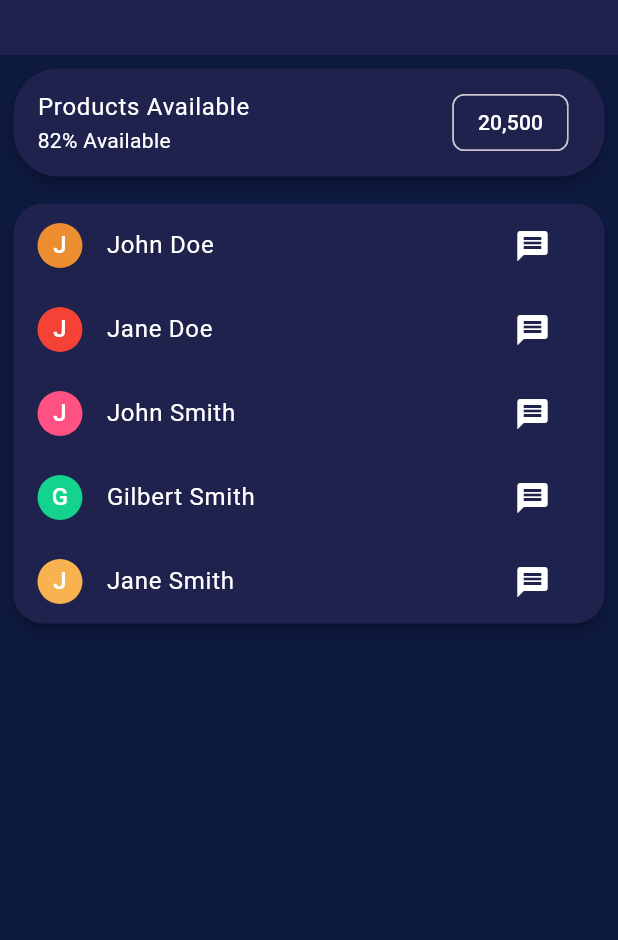
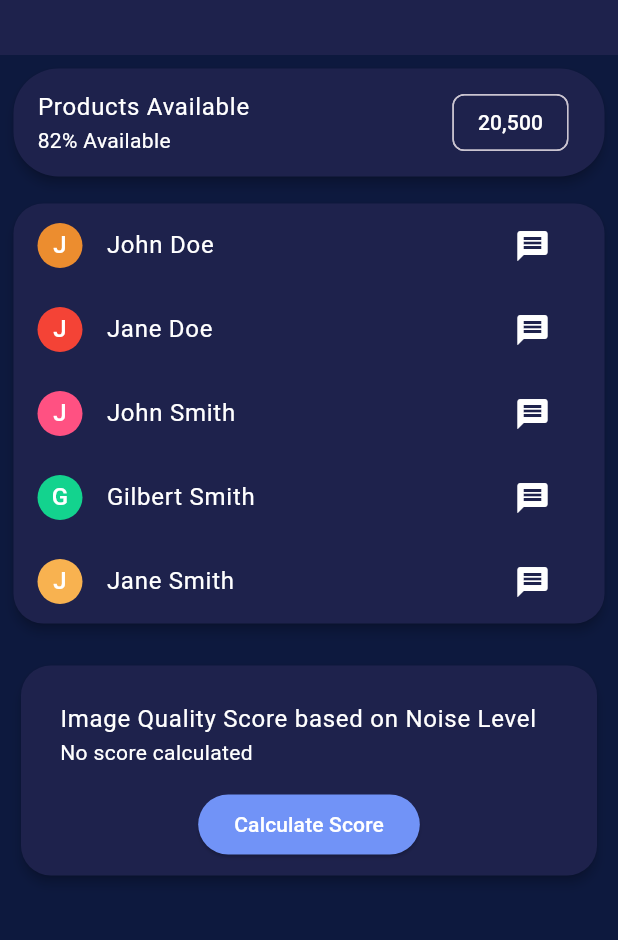
Before and after one commit to MariaBiserica/License-UI, a Flutter app: the screen it shows after launch, on a phone screen of 412 x 824 dp, the part 95-1035 px from its top. Run offline on Flutter 3.47's test engine with Material 3 defaults, Android fonts, the phone set to English and light mode, and no system bars; our stand-ins replace file_picker, fl_chart.

Commit message:
Implemented new card in Center Panel for Image Quality Assesment based on Noise level, made necessary changes in Right Panel, Widget Tree and added script to define functionality and make a HTTP POST request to my API.

```diff
--- a/license_peaksight/lib/panel_center/panel_center_page.dart
+++ b/license_peaksight/lib/panel_center/panel_center_page.dart
@@ -1,6 +1,9 @@
+import 'dart:io';
 import 'package:flutter/material.dart';
 import 'package:flutter/widgets.dart';
 import 'package:license_peaksight/constants.dart';
+import '../predict_image_noise_level.dart';
+
 
 class Person {
   String name;
@@ -9,11 +12,17 @@ class Person {
 }
 
 class PanelCenterPage extends StatefulWidget {
+  final String imagePath;
+
+  PanelCenterPage({required this.imagePath});
+
   @override
   _PanelCenterPageState createState() => _PanelCenterPageState();
 }
 
+
 class _PanelCenterPageState extends State<PanelCenterPage> {
+  double? qualityScore;
   List<Person> _persons = [
     Person(name: "John Doe", color: Constants.orangeDark),
     Person(name: "Jane Doe", color: Constants.redDark),
@@ -21,6 +30,27 @@ class _PanelCenterPageState extends State<PanelCenterPage> {
     Person(name: "Gilbert Smith", color: Constants.greenLight),
     Person(name: "Jane Smith", color: Constants.orangeLight),
   ];
+
+  @override
+  void initState() {
+    super.initState();
+    // Call the function to calculate the image quality score
+    if (widget.imagePath.isNotEmpty) {
+      calculateQualityScore();
+    }
+  }
+
+  void calculateQualityScore() async {
+    try {
+      final score = await predictImageQuality(File(widget.imagePath));
+      setState(() {
+        qualityScore = score;
+      });
+    } catch (e) {
+      print("Failed to load quality score: $e");
+    }
+  }
+
   @override
   Widget build(BuildContext context) {
     return Scaffold(
@@ -98,6 +128,40 @@ class _PanelCenterPageState extends State<PanelCenterPage> {
                 ),
               ),
             ),
+            Padding(
+              padding: const EdgeInsets.all(Constants.kPadding),
+              child: Card(
+                color: Constants.purpleLight,
+                elevation: 3,
+                shape: RoundedRectangleBorder(
+                    borderRadius: BorderRadius.circular(20)),
+                child: Padding(
+                  padding: const EdgeInsets.all(Constants.kPadding),
+                  child: Column(
+                    children: [
+                      ListTile(
+                        title: Text(
+                          "Image Quality Score based on Noise Level",
+                          style: TextStyle(color: Colors.white),
+                        ),
+                        subtitle: Text(
+                          qualityScore != null ? "$qualityScore" : "No score calculated",
+                          style: TextStyle(color: Colors.white),
+                        ),
+                      ),
+                      // Button to trigger score calculation
+                      ElevatedButton(
+                        onPressed: calculateQualityScore,
+                        child: Text('Calculate Score', style: TextStyle(color: Colors.white)),
+                        style: ElevatedButton.styleFrom(
+                          backgroundColor: Constants.blue,
+                        ),
+                      ),
+                    ],
+                  ),
+                ),
+              ),
+            ),
           ],
         ),
       ),
--- a/license_peaksight/lib/panel_right/panel_right_page.dart
+++ b/license_peaksight/lib/panel_right/panel_right_page.dart
@@ -3,7 +3,12 @@ import 'package:file_picker/file_picker.dart';
 import 'dart:io';
 import 'package:license_peaksight/constants.dart';
 
+// Add a callback function parameter to PanelRightPage
 class PanelRightPage extends StatefulWidget {
+  final Function(String imagePath)? onImageSelected;
+
+  PanelRightPage({this.onImageSelected});
+
   @override
   _PanelRightPageState createState() => _PanelRightPageState();
 }
@@ -44,6 +49,10 @@ class _PanelRightPageState extends State<PanelRightPage> with SingleTickerProvid
         _animationController!.reset();
         _animationController!.forward();
       });
+      // Ensures the selected image path is communicated back right after picking
+      if(images.isNotEmpty) {
+        widget.onImageSelected?.call(images[currentIndex]);
+      }
     }
   }
 
@@ -54,6 +63,9 @@ class _PanelRightPageState extends State<PanelRightPage> with SingleTickerProvid
         _animationController!.reset();
         _animationController!.forward();
       });
+      // Call the callback function with the new image path
+      widget.onImageSelected?.call(images[currentIndex]);
+      print("Selected image path: ${images[currentIndex]}");
     }
   }
 
@@ -64,6 +76,9 @@ class _PanelRightPageState extends State<PanelRightPage> with SingleTickerProvid
         _animationController!.reset();
         _animationController!.forward();
       });
+      // Call the callback function with the new image path
+      widget.onImageSelected?.call(images[currentIndex]);
+      print("Selected image path: ${images[currentIndex]}");
     }
   }
 
--- a/license_peaksight/lib/widget_tree.dart
+++ b/license_peaksight/lib/widget_tree.dart
@@ -12,6 +12,15 @@ class WidgetTree extends StatefulWidget {
 }
 
 class _WidgetTreeState extends State<WidgetTree> {
+  String _imagePath = ''; // Holds the path of the selected image
+
+  // Function to be called when an image is selected in PanelRightPage
+  void _onImageSelected(String imagePath) {
+    setState(() {
+      _imagePath = imagePath;
+    });
+  }
+
   @override
   Widget build(BuildContext context) {
     return Scaffold(
@@ -24,11 +33,11 @@ class _WidgetTreeState extends State<WidgetTree> {
       ),
       body: ResponsiveLayout(
         tiny: Container(),
-        phone: PanelCenterPage(),
+        phone: PanelCenterPage(imagePath: _imagePath),
         tablet: Row(
           children: [
             Expanded(child: PanelLeftPage(),),
-            Expanded(child: PanelCenterPage(),),
+            Expanded(child: PanelCenterPage(imagePath: _imagePath),),
           ],
         ),
         largeTablet: Row(
@@ -39,11 +48,11 @@ class _WidgetTreeState extends State<WidgetTree> {
             ),
             Expanded(
               flex: 2, // Adjust the flex factor to control size
-              child: PanelCenterPage(),
+              child: PanelCenterPage(imagePath: _imagePath),
             ),
             Expanded(
               flex: 3, // Give more space to the right panel
-              child: PanelRightPage(),
+              child: PanelRightPage(onImageSelected: _onImageSelected), // Add the callback here
             ),
           ],
         ),
@@ -59,11 +68,11 @@ class _WidgetTreeState extends State<WidgetTree> {
             ),
             Expanded(
               flex: 2, // Adjust the flex factor to control size
-              child: PanelCenterPage(),
+              child: PanelCenterPage(imagePath: _imagePath),
             ),
             Expanded(
               flex: 4, // Give more space to the right panel
-              child: PanelRightPage(),
+              child: PanelRightPage(onImageSelected: _onImageSelected), // Add the callback here
             ),
           ],
         ),
--- a/license_peaksight/pubspec.yaml
+++ b/license_peaksight/pubspec.yaml
@@ -30,6 +30,7 @@ environment:
 dependencies:
   flutter:
     sdk: flutter
+  http: ^0.13.3
 
 
   # The following adds the Cupertino Icons font to your application.
```
Also changed, not shown: license_peaksight/lib/predict_image_noise_level.dart (added, +22 -0 lines), license_peaksight/pubspec.lock.
